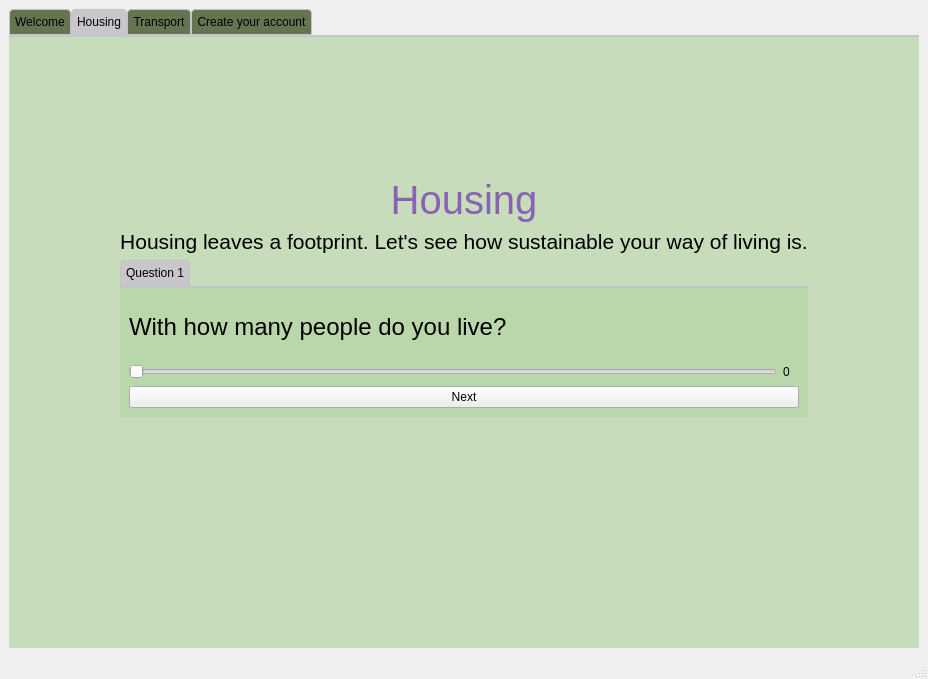
The window that CO2_Tracker/survey.ui (cgneo/CarbonTracker) describes before a commit, drawn with Qt 5.
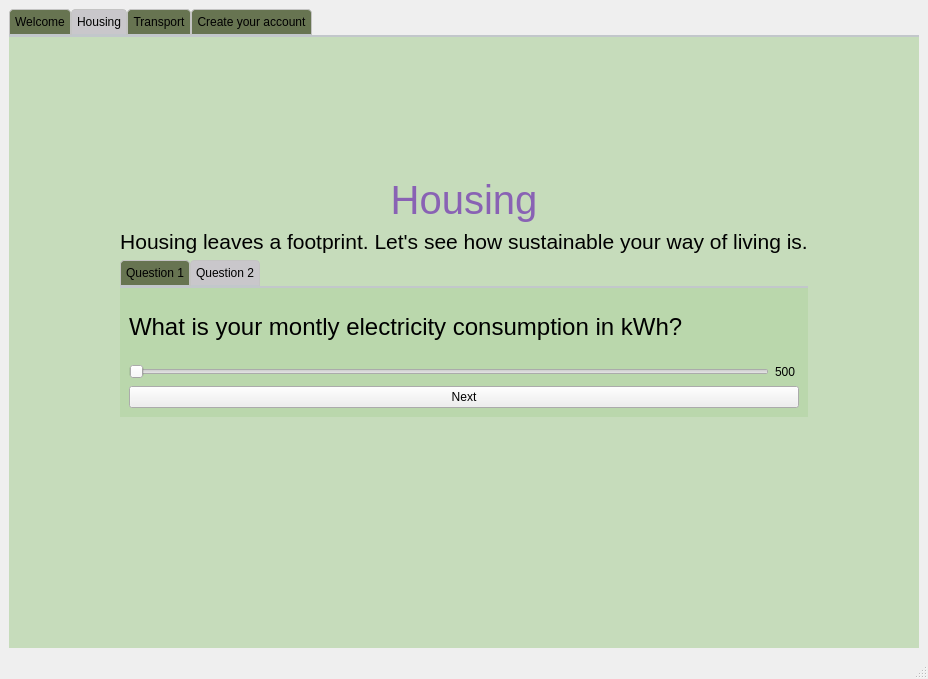
The same window after the commit. The open tabs and pages were chosen to show the change.

Commit message: Connection of sliders

```diff
--- a/CO2_Tracker/survey.ui
+++ b/CO2_Tracker/survey.ui
@@ -484,6 +484,84 @@
                 </item>
                </layout>
               </widget>
+              <widget class="QWidget" name="tab_4">
+               <attribute name="title">
+                <string>Question 2</string>
+               </attribute>
+               <layout class="QGridLayout" name="gridLayout_5">
+                <item row="0" column="0">
+                 <layout class="QVBoxLayout" name="verticalLayout_4">
+                  <item>
+                   <widget class="QLabel" name="label_16">
+                    <property name="minimumSize">
+                     <size>
+                      <width>0</width>
+                      <height>60</height>
+                     </size>
+                    </property>
+                    <property name="maximumSize">
+                     <size>
+                      <width>16777215</width>
+                      <height>60</height>
+                     </size>
+                    </property>
+                    <property name="font">
+                     <font>
+                      <pointsize>16</pointsize>
+                     </font>
+                    </property>
+                    <property name="text">
+                     <string>&lt;html&gt;&lt;head/&gt;&lt;body&gt;&lt;p&gt;&lt;span style=&quot; font-size:18pt;&quot;&gt;What is your montly electricity consumption in kWh?&lt;/span&gt;&lt;/p&gt;&lt;/body&gt;&lt;/html&gt;</string>
+                    </property>
+                   </widget>
+                  </item>
+                  <item>
+                   <layout class="QHBoxLayout" name="horizontalLayout_14">
+                    <item>
+                     <widget class="QSlider" name="kwh">
+                      <property name="minimum">
+                       <number>500</number>
+                      </property>
+                      <property name="maximum">
+                       <number>1500</number>
+                      </property>
+                      <property name="singleStep">
+                       <number>100</number>
+                      </property>
+                      <property name="pageStep">
+                       <number>100</number>
+                      </property>
+                      <property name="orientation">
+                       <enum>Qt::Horizontal</enum>
+                      </property>
+                     </widget>
+                    </item>
+                    <item>
+                     <widget class="QLabel" name="label_kwh">
+                      <property name="minimumSize">
+                       <size>
+                        <width>24</width>
+                        <height>0</height>
+                       </size>
+                      </property>
+                      <property name="text">
+                       <string>500</string>
+                      </property>
+                     </widget>
+                    </item>
+                   </layout>
+                  </item>
+                  <item>
+                   <widget class="QPushButton" name="buttonNextHousing2">
+                    <property name="text">
+                     <string>Next</string>
+                    </property>
+                   </widget>
+                  </item>
+                 </layout>
+                </item>
+               </layout>
+              </widget>
              </widget>
             </item>
            </layout>
```
Left out of the diff: 2 changed lines with no effect on the pictures. The commit also changes 2 other files.
